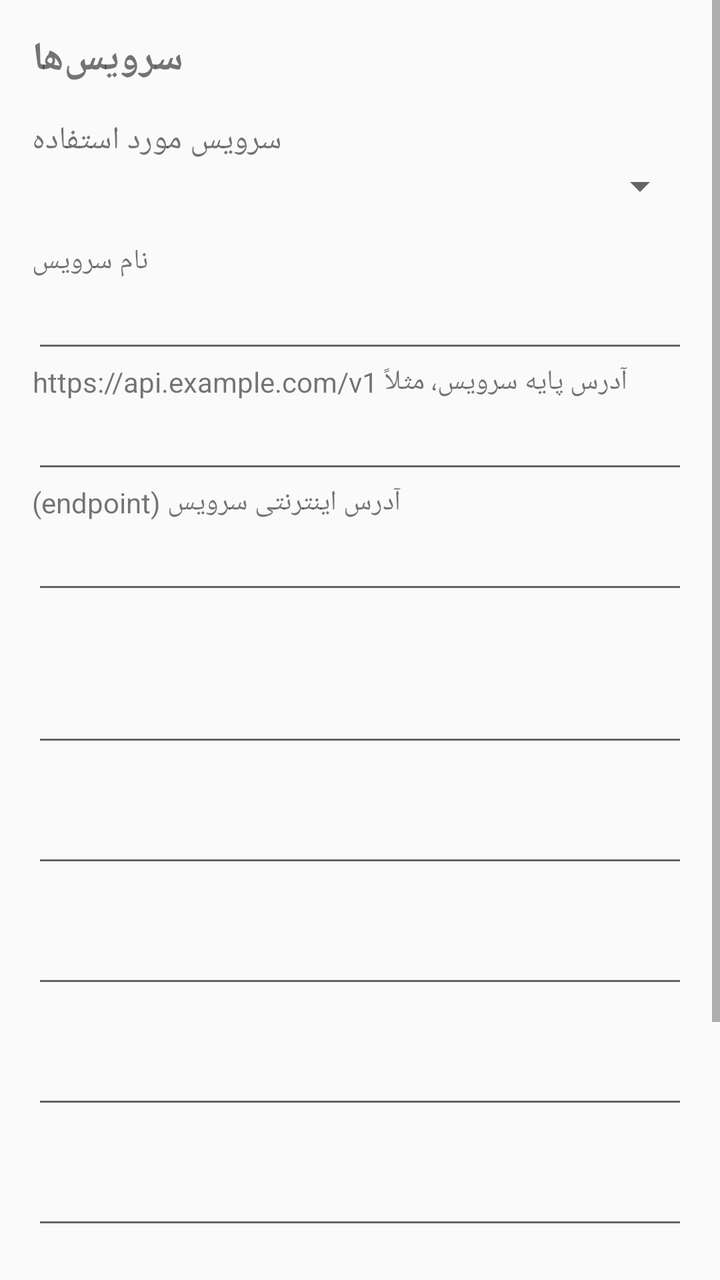
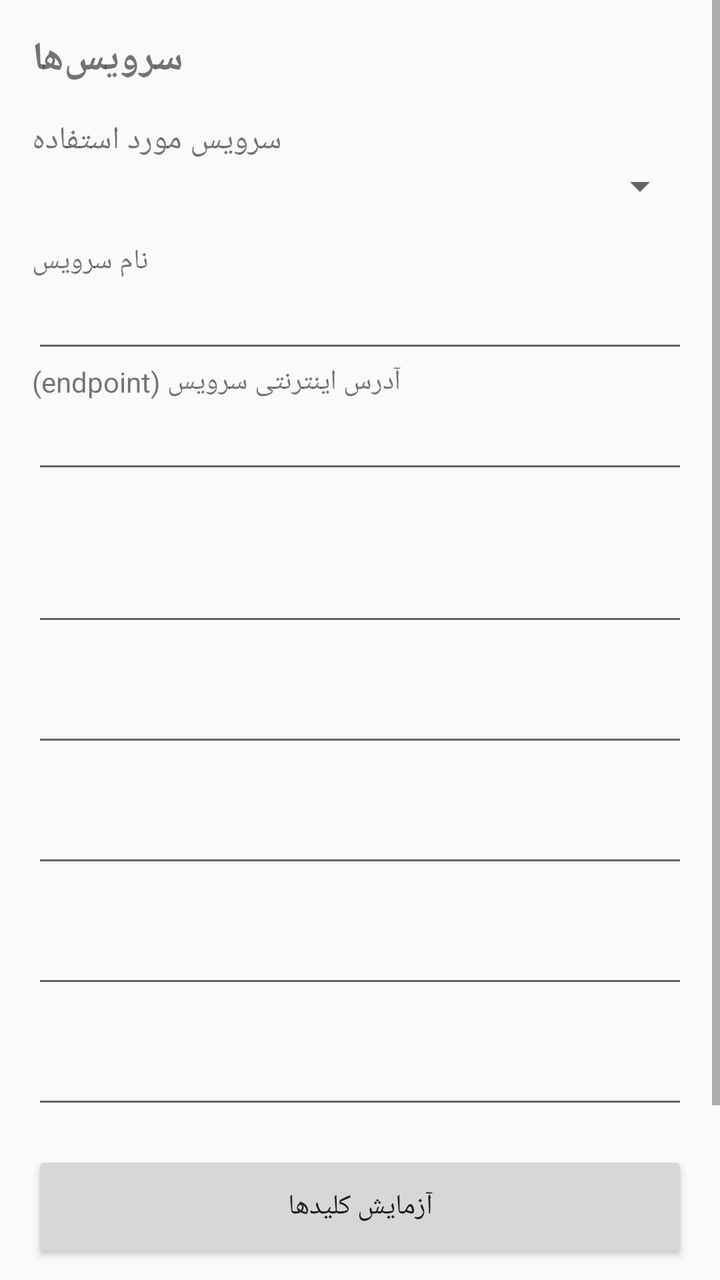

Compare the two renders of this Android layout. The source of the first and the diff that turns it into the second are given below.
<!-- AndroidManifest.xml: application theme Theme.AppCompat.Light.NoActionBar -->
<!-- res/layout/activity_services.xml -->
<?xml version="1.0" encoding="utf-8"?>
<ScrollView xmlns:android="http://schemas.android.com/apk/res/android"
    android:layout_width="match_parent"
    android:layout_height="match_parent">

    <LinearLayout
        android:layout_width="match_parent"
        android:layout_height="wrap_content"
        android:orientation="vertical"
        android:padding="16dp">

        <TextView
            android:layout_width="wrap_content"
            android:layout_height="wrap_content"
            android:text="@string/settings_menu_services"
            android:textSize="20sp"
            android:textStyle="bold"
            android:layout_marginBottom="16dp" />

        <TextView
            android:layout_width="wrap_content"
            android:layout_height="wrap_content"
            android:text="@string/provider_label"
            android:textSize="16sp" />

        <Spinner
            android:id="@+id/spinnerProvider"
            android:layout_width="match_parent"
            android:layout_height="wrap_content"
            android:layout_marginBottom="16dp" />

        <TextView
            android:layout_width="wrap_content"
            android:layout_height="wrap_content"
            android:text="@string/custom_model_label" />
        <EditText
            android:id="@+id/editServiceName"
            android:layout_width="match_parent"
            android:layout_height="wrap_content"
            android:inputType="text"
            android:contentDescription="@string/custom_model_label"
            android:importantForAutofill="no" />

        <TextView
            android:layout_width="wrap_content"
            android:layout_height="wrap_content"
            android:text="@string/base_url_label" />
        <EditText
            android:id="@+id/editBaseUrl"
            android:layout_width="match_parent"
            android:layout_height="wrap_content"
            android:inputType="textUri"
            android:contentDescription="@string/base_url_label"
            android:importantForAutofill="no" />

        <TextView
            android:layout_width="wrap_content"
            android:layout_height="wrap_content"
            android:text="@string/custom_endpoint_label" />
        <EditText
            android:id="@+id/editServiceEndpoint"
            android:layout_width="match_parent"
            android:layout_height="wrap_content"
            android:inputType="textUri"
            android:contentDescription="@string/custom_endpoint_label"
            android:importantForAutofill="no"
            android:layout_marginBottom="16dp" />

        <TextView
            android:id="@+id/labelKey1"
            android:layout_width="wrap_content"
            android:layout_height="wrap_content" />
        <EditText
            android:id="@+id/editKey1"
            android:layout_width="match_parent"
            android:layout_height="wrap_content"
            android:inputType="text"
            android:importantForAutofill="no" />

        <TextView
            android:id="@+id/labelKey2"
            android:layout_width="wrap_content"
            android:layout_height="wrap_content" />
        <EditText
            android:id="@+id/editKey2"
            android:layout_width="match_parent"
            android:layout_height="wrap_content"
            android:inputType="text"
            android:importantForAutofill="no" />

        <TextView
            android:id="@+id/labelKey3"
            android:layout_width="wrap_content"
            android:layout_height="wrap_content" />
        <EditText
            android:id="@+id/editKey3"
            android:layout_width="match_parent"
            android:layout_height="wrap_content"
            android:inputType="text"
            android:importantForAutofill="no" />

        <TextView
            android:id="@+id/labelKey4"
            android:layout_width="wrap_content"
            android:layout_height="wrap_content" />
        <EditText
            android:id="@+id/editKey4"
            android:layout_width="match_parent"
            android:layout_height="wrap_content"
            android:inputType="text"
            android:importantForAutofill="no" />

        <TextView
            android:id="@+id/labelKey5"
            android:layout_width="wrap_content"
            android:layout_height="wrap_content" />
        <EditText
            android:id="@+id/editKey5"
            android:layout_width="match_parent"
            android:layout_height="wrap_content"
            android:inputType="text"
            android:importantForAutofill="no"
            android:layout_marginBottom="16dp" />

        <Button
            android:id="@+id/btnTestKeys"
            android:layout_width="match_parent"
            android:layout_height="wrap_content"
            android:minHeight="56dp"
            android:text="@string/btn_test_keys" />

        <TextView
            android:id="@+id/tvTestStatus"
            android:layout_width="match_parent"
            android:layout_height="wrap_content"
            android:layout_marginTop="8dp"
            android:layout_marginBottom="8dp"
            android:textSize="16sp"
            android:accessibilityLiveRegion="polite" />

        <Button
            android:id="@+id/btnSaveServices"
            android:layout_width="match_parent"
            android:layout_height="wrap_content"
            android:minHeight="56dp"
            android:text="@string/settings_save" />

    </LinearLayout>
</ScrollView>
<!-- resources referenced by this layout -->
<resources>
  <string name="base_url_label">آدرس پایه سرویس، مثلاً https://api.example.com/v1</string>
  <string name="btn_test_keys">آزمایش کلیدها</string>
  <string name="custom_endpoint_label">آدرس اینترنتی سرویس (endpoint)</string>
  <string name="custom_model_label">نام سرویس</string>
  <string name="provider_label">سرویس مورد استفاده</string>
  <string name="settings_menu_services">سرویس‌ها</string>
  <string name="settings_save">ذخیره</string>
</resources>

<!-- the commit's change to res/layout/activity_services.xml (unified diff, before → after) -->
@@ -41,17 +41,6 @@
             android:contentDescription="@string/custom_model_label"
             android:importantForAutofill="no" />
 
-        <TextView
-            android:layout_width="wrap_content"
-            android:layout_height="wrap_content"
-            android:text="@string/base_url_label" />
-        <EditText
-            android:id="@+id/editBaseUrl"
-            android:layout_width="match_parent"
-            android:layout_height="wrap_content"
-            android:inputType="textUri"
-            android:contentDescription="@string/base_url_label"
-            android:importantForAutofill="no" />
 
         <TextView
             android:layout_width="wrap_content"
<!-- resource entries referenced after the edit -->
@@ -1,6 +1,5 @@
 <!-- resources referenced by this layout -->
 <resources>
-  <string name="base_url_label">آدرس پایه سرویس، مثلاً https://api.example.com/v1</string>
   <string name="btn_test_keys">آزمایش کلیدها</string>
   <string name="custom_endpoint_label">آدرس اینترنتی سرویس (endpoint)</string>
   <string name="custom_model_label">نام سرویس</string>
